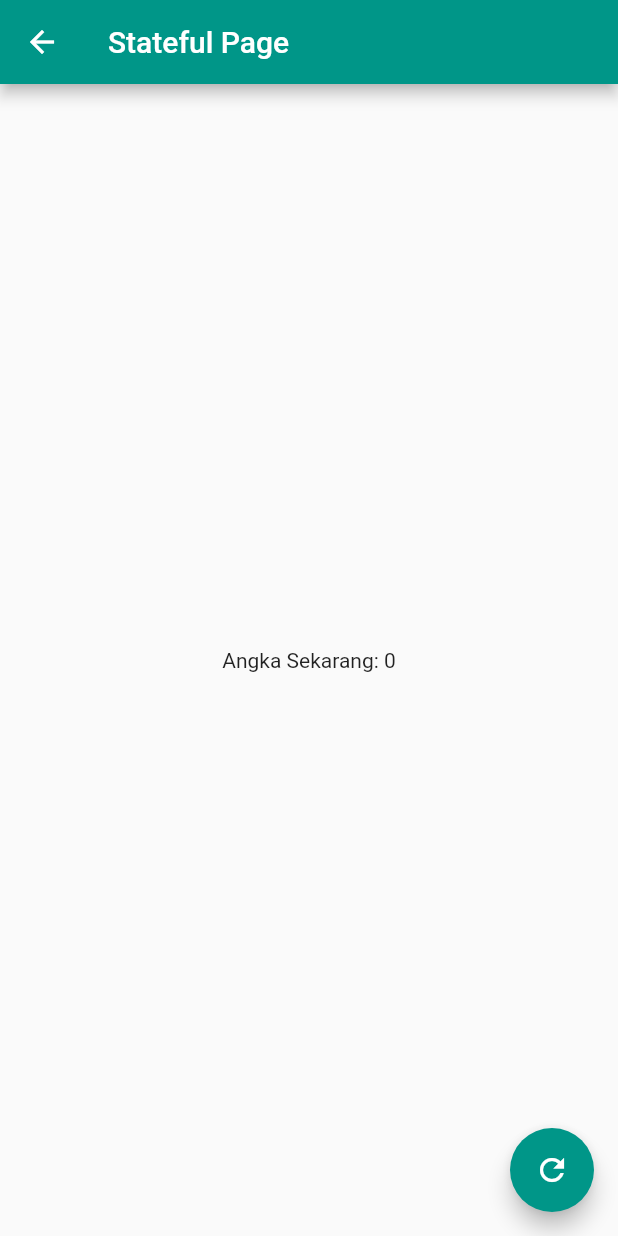
After one commit to pravastacaraka/flutter-app-training, a Flutter app: the SampleStateful screen opened directly, on a phone screen of 412 x 824 dp. The commit adds this screen. Run offline on Flutter 3.47's test engine with Material 2 defaults, Android fonts, the phone set to English and light mode, and no system bars.

Commit message:
Update to training day 2

```diff
--- /dev/null
+++ b/lib/samples/sample_stateful.dart
@@ -0,0 +1,31 @@
+import 'package:flutter/material.dart';
+
+// Widget yang berpengaruh terhadap user action
+class SampleStateful extends StatefulWidget {
+  @override
+  _SampleStatefulState createState() => _SampleStatefulState();
+}
+
+class _SampleStatefulState extends State<SampleStateful> {
+  var angka = 0;
+
+  @override
+  Widget build(BuildContext context) {
+    return Scaffold(
+      appBar: AppBar(
+        title: Text("Stateful Page"),
+      ),
+      body: Center(
+        child: Text('Angka Sekarang: $angka'),
+      ),
+      floatingActionButton: FloatingActionButton(
+        child: Icon(Icons.refresh),
+        onPressed: () {
+          setState(() {
+            angka++;
+          });
+        },
+      ),
+    );
+  }
+}
--- /dev/null
+++ b/lib/samples/sample_stateless.dart
@@ -0,0 +1,24 @@
+import 'package:flutter/material.dart';
+
+// Widget yang tidak berpengaruh terhadap user action
+class SampleStateless extends StatelessWidget {
+  var angka = 0;
+
+  @override
+  Widget build(BuildContext context) {
+    return Scaffold(
+      appBar: AppBar(
+        title: Text("Stateless Page"),
+      ),
+      body: Center(
+        child: Text('Angka Sekarang: $angka'),
+      ),
+      floatingActionButton: FloatingActionButton(
+        child: Icon(Icons.refresh),
+        onPressed: () {
+          angka++;
+        },
+      ),
+    );
+  }
+}
```
Also changed, not shown: lib/home.dart (added, +133 -0 lines), lib/main.dart (+1 -142 lines).
